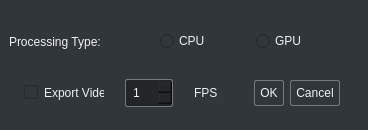
Above: GUI/Export.ui from hannahmunoz/Thesis before the change. Below: the same form after it.
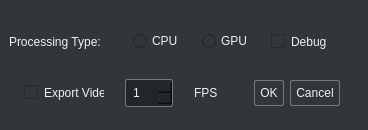
That is the form after the change. Icons and pictures are not drawn.

```diff
--- a/GUI/Export.ui
+++ b/GUI/Export.ui
@@ -341,6 +341,19 @@
         </property>
        </widget>
       </item>
+      <item>
+       <widget class="QCheckBox" name="debug">
+        <property name="maximumSize">
+         <size>
+          <width>60</width>
+          <height>16777215</height>
+         </size>
+        </property>
+        <property name="text">
+         <string>Debug</string>
+        </property>
+       </widget>
+      </item>
      </layout>
     </widget>
    </item>
```
